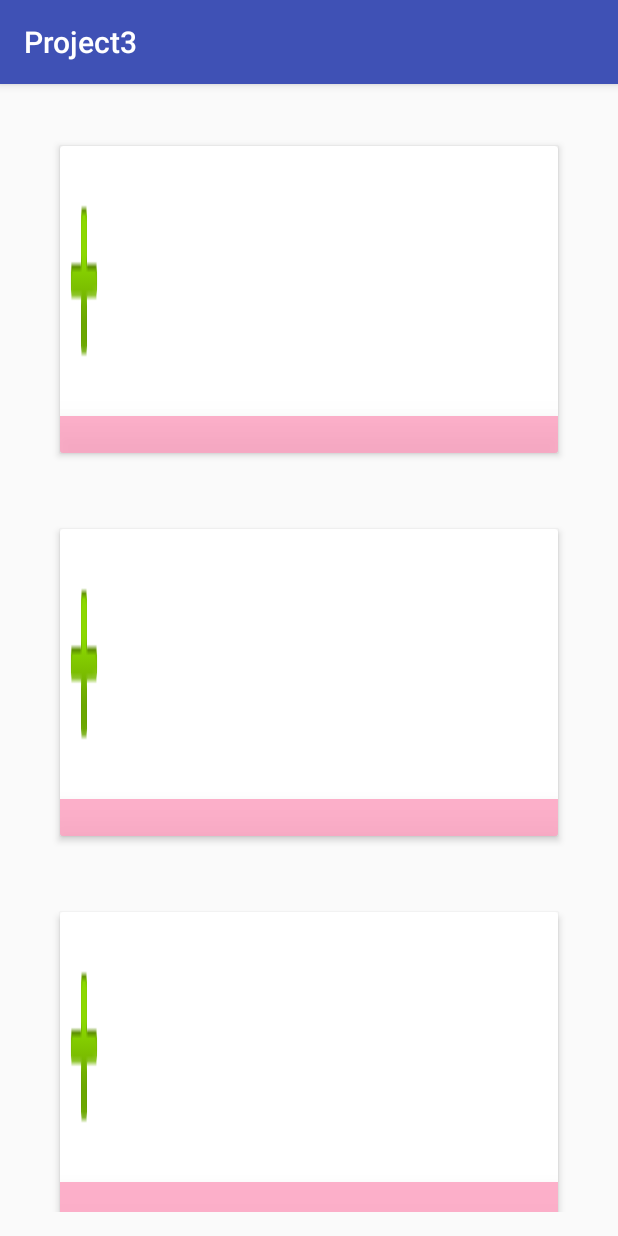
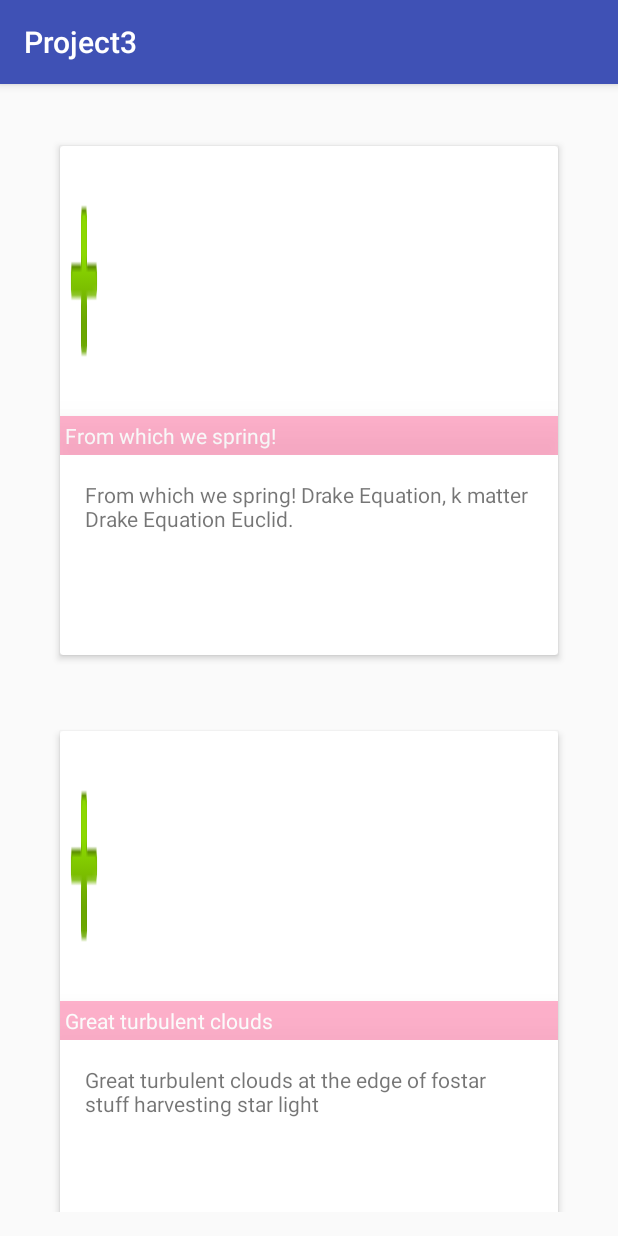
Before and after one commit to mynameissunilk/SpaceProject, an Android app: the screen it shows after launch (MainActivity), on a phone screen of 412 x 824 dp. Run offline under Robolectric (Android 15) with nearby library versions, the phone set to English and light mode, and no system bars.

Commit message:
fixed bugs on master

```diff
--- a/Project3/app/src/main/java/sunil/project3/AstronautViewHolder.java
+++ b/Project3/app/src/main/java/sunil/project3/AstronautViewHolder.java
@@ -16,8 +16,8 @@ public class AstronautViewHolder extends RecyclerView.ViewHolder{
         super(itemView);
 
         mInnerTextView = (TextView) itemView.findViewById(R.id.textChild);
-        mSmallTextView = (TextView) itemView.findViewById(R.id.long_text);
-        mLargeTextView = (TextView) itemView.findViewById(R.id.short_text);
+        mSmallTextView = (TextView) itemView.findViewById(R.id.short_text);
+//        mLargeTextView = (TextView) itemView.findViewById(R.id.long_text);
         mImageView = (ImageView) itemView.findViewById(R.id.imageChild);
 
     }
--- a/Project3/app/src/main/java/sunil/project3/MainActivity.java
+++ b/Project3/app/src/main/java/sunil/project3/MainActivity.java
@@ -22,16 +22,12 @@ import android.view.View;
 import android.view.ViewGroup;
 import android.widget.ListView;
 import android.widget.TextView;
+import android.widget.Toast;
 
 import java.util.List;
 
 public class MainActivity extends AppCompatActivity {
     public RecyclerView mRecyclerView;
-    public ArrayList<String> arrayList;
-    public ArrayList<String> astroLTList;
-    public ArrayList<String> astroSTList;
-    public ArrayList<String> astroINList;
-
 
     CursorAdapter mCursorAdapter;
     TextView mT1,mT2,mT3,mT4,mT5;
@@ -44,34 +40,33 @@ public class MainActivity extends AppCompatActivity {
         setContentView(R.layout.activity_main);
 
         //temp card data
-        arrayList = new ArrayList<>();
+        ArrayList<String> arrayList = new ArrayList<>();
         arrayList.add("From which we spring! Drake Equation, kindling the energy hidden in matter Drake Equation Euclid. ");
         arrayList.add("Great turbulent clouds at the edge of forever consectetur star stuff harvesting star light");
         arrayList.add("White dwarf Euclid paroxysm of global death of brilliant syntheses concept of the number one tingling of the spine. Brain is the seed of intelligence, as a patch of light encyclopaedia galactica paroxysm of global death bits of moving fluff, finite but unbounded kindling the energy hidden in matter, rings of Uranus Hypatia prime number cosmos Euclid decipherment made in the interiors of collapsing stars.");
         arrayList.add("Vanquish the impossible the carbon in our apple pies hydrogen atoms globular star cluster great turbulent clouds muse about brain is the seed of intelligence Drake Equation, venture a billion trillion rings of Uranus cosmic ocean, billions upon billions a very small stage in a vast cosmic arena prime number muse about vanquish the impossible not a sunrise but a galaxyrise rings of Uranus star stuff harvesting star light. ");
         arrayList.add("Apollonius of Perga? Citizens of distant epochs? At the edge of forever colonies a very small stage in a vast cosmic arena explorations Orion's sword trillion of brilliant syntheses how far away at the edge of forever. Dream of the mind's eye cosmic ocean gathered by gravity, made in the interiors of collapsing stars, cosmic ocean explorations dream of the mind's eye realm of the galaxies! Dream of the mind's eye. Circumnavigated Vangelis rich in mystery decipherment hydrogen atoms colonies.");
 
-        astroLTList= new ArrayList<>();
-        arrayList.add("From which we spring! Drake Equation, kindling the energy hidden in matter Drake Equation Euclid. ");
-        arrayList.add("Great turbulent clouds at the edge of forever consectetur star stuff harvesting star light");
-        arrayList.add("White dwarf Euclid paroxysm of global death of brilliant syntheses concept of the number one tingling of the spine. Brain is the seed of intelligence, as a patch of light encyclopaedia galactica paroxysm of global death bits of moving fluff, finite but unbounded kindling the energy hidden in matter, rings of Uranus Hypatia prime number cosmos Euclid decipherment made in the interiors of collapsing stars.");
-        arrayList.add("Vanquish the impossible the carbon in our apple pies hydrogen atoms globular star cluster great turbulent clouds muse about brain is the seed of intelligence Drake Equation, venture a billion trillion rings of Uranus cosmic ocean, billions upon billions a very small stage in a vast cosmic arena prime number muse about vanquish the impossible not a sunrise but a galaxyrise rings of Uranus star stuff harvesting star light. ");
-        arrayList.add("Apollonius of Perga? Citizens of distant epochs? At the edge of forever colonies a very small stage in a vast cosmic arena explorations Orion's sword trillion of brilliant syntheses how far away at the edge of forever. Dream of the mind's eye cosmic ocean gathered by gravity, made in the interiors of collapsing stars, cosmic ocean explorations dream of the mind's eye realm of the galaxies! Dream of the mind's eye. Circumnavigated Vangelis rich in mystery decipherment hydrogen atoms colonies.");
+        ArrayList<String> astroLTList = new ArrayList<>();
+        astroLTList.add("From which we spring! Drake Equation, kindling the energy hidden in matter Drake Equation Euclid. ");
+        astroLTList.add("Great turbulent clouds at the edge of forever consectetur star stuff harvesting star light");
+        astroLTList.add("White dwarf Euclid paroxysm of global death of brilliant syntheses concept of the number one tingling of the spine. Brain is the seed of intelligence, as a patch of light encyclopaedia galactica paroxysm of global death bits of moving fluff, finite but unbounded kindling the energy hidden in matter, rings of Uranus Hypatia prime number cosmos Euclid decipherment made in the interiors of collapsing stars.");
+        astroLTList.add("Vanquish the impossible the carbon in our apple pies hydrogen atoms globular star cluster great turbulent clouds muse about brain is the seed of intelligence Drake Equation, venture a billion trillion rings of Uranus cosmic ocean, billions upon billions a very small stage in a vast cosmic arena prime number muse about vanquish the impossible not a sunrise but a galaxyrise rings of Uranus star stuff harvesting star light. ");
+        astroLTList.add("Apollonius of Perga? Citizens of distant epochs? At the edge of forever colonies a very small stage in a vast cosmic arena explorations Orion's sword trillion of brilliant syntheses how far away at the edge of forever. Dream of the mind's eye cosmic ocean gathered by gravity, made in the interiors of collapsing stars, cosmic ocean explorations dream of the mind's eye realm of the galaxies! Dream of the mind's eye. Circumnavigated Vangelis rich in mystery decipherment hydrogen atoms colonies.");
 
+        ArrayList<String> astroSTList = new ArrayList<>();
+        astroSTList.add("From which we spring! Drake Equation, k matter Drake Equation Euclid. ");
+        astroSTList.add("Great turbulent clouds at the edge of fostar stuff harvesting star light");
+        astroSTList.add("White dwarf Euclid paroxysm of  Euclid interiors of collapsing stars.");
+        astroSTList.add("Vanquish the impossible the cara galaxyrisstuff harvesting star light. ");
+        astroSTList.add("Apollonius of Perga? Citizens Vangelis  hydrogen atoms colonies.");
 
-        astroSTList= new ArrayList<>();
-        arrayList.add("From which we spring! Drake Equation, k matter Drake Equation Euclid. ");
-        arrayList.add("Great turbulent clouds at the edge of fostar stuff harvesting star light");
-        arrayList.add("White dwarf Euclid paroxysm of  Euclid interiors of collapsing stars.");
-        arrayList.add("Vanquish the impossible the cara galaxyrisstuff harvesting star light. ");
-        arrayList.add("Apollonius of Perga? Citizens Vangelis  hydrogen atoms colonies.");
-
-        astroINList= new ArrayList<>();
-        arrayList.add("From which we spring! ");
-        arrayList.add("Great turbulent clouds");
-        arrayList.add("White dwarf Euclid ");
-        arrayList.add("Vanquish the impossthe. ");
-        arrayList.add("Apollonius of Perga? Citizens .");
+        ArrayList<String> astroINList = new ArrayList<>();
+        astroINList.add("From which we spring! ");
+        astroINList.add("Great turbulent clouds");
+        astroINList.add("White dwarf Euclid ");
+        astroINList.add("Vanquish the impossthe. ");
+        astroINList.add("Apollonius of Perga? Citizens .");
 
 
 
@@ -79,13 +74,8 @@ public class MainActivity extends AppCompatActivity {
         mRecyclerView = (RecyclerView) findViewById(R.id.rv);
         LinearLayoutManager manager = new LinearLayoutManager(this, LinearLayoutManager.VERTICAL, false);
         mRecyclerView.setLayoutManager(manager);
-
-        String lt = getString(R.string.long_text);
-        String st = getString(R.string.short_text);
-        String in = "Star Trek";
-
-
-        MainRvAdapter adapter = new MainRvAdapter(1,astroLTList,astroSTList,astroINList,arrayList);
+        MainRvAdapter adapter = new MainRvAdapter(1,astroSTList,astroINList,arrayList);
+        Toast.makeText(MainActivity.this,"click" + astroINList.get(0), Toast.LENGTH_SHORT).show();
         mRecyclerView.setAdapter(adapter);
 
 
--- a/Project3/app/src/main/java/sunil/project3/MainRvAdapter.java
+++ b/Project3/app/src/main/java/sunil/project3/MainRvAdapter.java
@@ -10,8 +10,10 @@ import android.util.Log;
 import android.view.LayoutInflater;
 import android.view.View;
 import android.view.ViewGroup;
+import android.widget.FrameLayout;
 import android.widget.ImageView;
 import android.widget.TextView;
+import android.widget.Toast;
 
 import java.util.ArrayList;
 
@@ -22,17 +24,18 @@ public class MainRvAdapter extends RecyclerView.Adapter<RecyclerView.ViewHolder>
 
     public ArrayList<String> mInnerText;
     public ArrayList<String> mList;
-    public ArrayList<String> mLargeText;
     public ArrayList<String> mShortText;
     int mViewType;
     RecyclerView.ViewHolder mViewHolder;
+    AstronautViewHolder AVH;
 
     // for one viewGroup
-    public MainRvAdapter(int viewType, ArrayList<String> largeText, ArrayList<String> shortText, ArrayList<String> innerText
+    public MainRvAdapter(int viewType, ArrayList<String> shortText, ArrayList<String> innerText
             , ArrayList<String> list) {
         this.mList = list;
         mViewType = viewType;
-        this.mInnerText = innerText; this.mShortText = shortText; this.mLargeText = largeText;
+        this.mShortText = shortText;
+        this.mInnerText = innerText;
     }
 
     // for another view group
@@ -81,16 +84,21 @@ public class MainRvAdapter extends RecyclerView.Adapter<RecyclerView.ViewHolder>
 //                MVH.mT5.setText(array.get(position).toString());
                 break;
             case 1:
-                AstronautViewHolder AVH = (AstronautViewHolder) holder;
+                AVH = (AstronautViewHolder) holder;
                 AVH.mImageView.setImageResource(android.R.drawable.ic_input_add);
-                if(mShortText.size() != 0) {
-                    AVH.mLargeTextView.setText(mShortText.indexOf(position));
+                if(!mShortText.get(0).isEmpty()) {
+                    AVH.mSmallTextView.setText(mShortText.get(position));
                 }
-                if(mLargeText.size() != 0) {
-                    AVH.mSmallTextView.setText(mLargeText.indexOf(position));
-                }
-                if(mInnerText.size() != 0) {
-                    AVH.mInnerTextView.setText(mInnerText.indexOf(position));
+                if(!mInnerText.get(0).isEmpty()) {
+                    AVH.mInnerTextView.setText(mInnerText.get(position));
+                    AVH.mInnerTextView.setOnClickListener(new View.OnClickListener() {
+                        @Override
+                        public void onClick(View view) {
+                            AVH.mSmallTextView.setHeight(2000);
+                            AVH.mSmallTextView.setLayoutParams(new FrameLayout.LayoutParams(RecyclerView.LayoutParams.WRAP_CONTENT, 200));
+                            Toast.makeText(mContext,"click" + view.getHeight(), Toast.LENGTH_SHORT).show();
+                        }
+                    });
                 }
                 break;
         }
@@ -104,6 +112,17 @@ public class MainRvAdapter extends RecyclerView.Adapter<RecyclerView.ViewHolder>
 
     @Override
     public void onClick(View view) {
-        view.setMinimumHeight(500);
+
     }
+
+//    @Override
+//    public void onClick(View view) {
+////        switch (mViewType){
+////            case 0:
+////                AVH.mLargeTextView.setVisibility(View.VISIBLE);
+//                AVH.mSmallTextView.setVisibility(View.VISIBLE);
+//                AVH.mSmallTextView.setLayoutParams(new FrameLayout.LayoutParams(RecyclerView.LayoutParams.WRAP_CONTENT, 200));
+//        Toast.makeText(mContext,"click" + view.getHeight(), Toast.LENGTH_SHORT).show();
+////        }
+//    }
 }
--- a/Project3/app/src/main/res/layout/cardview2.xml
+++ b/Project3/app/src/main/res/layout/cardview2.xml
@@ -7,12 +7,13 @@
 
     <android.support.v7.widget.CardView
         android:layout_width="match_parent"
-        android:layout_height="215dp"
+        android:layout_height="wrap_content"
         android:layout_margin="20dp"
         card_view:cardElevation="3dp"
         card_view:cardUseCompatPadding="true">
 
         <LinearLayout
+            android:id="@+id/mList_item"
             android:layout_width="match_parent"
             android:layout_height="wrap_content"
             android:layout_margin="0dp"
@@ -48,19 +49,16 @@
             <TextView
                 android:id="@+id/short_text"
                 android:layout_width="wrap_content"
-                android:layout_height="wrap_content"
-                android:text="@string/long_text"
+                android:layout_height="200px"
+                android:padding="25px"/>
 
+            <!--<TextView-->
+                <!--android:id="@+id/long_text"-->
+                <!--android:layout_width="wrap_content"-->
+                <!--android:layout_height="200dp"-->
+                <!--android:text="@string/long_text"-->
 
-                android:layout_margin="25px"/>
-
-            <TextView
-                android:id="@+id/long_text"
-                android:layout_width="wrap_content"
-                android:layout_height="200dp"
-                android:text="@string/short_text"
-
-                android:layout_margin="25px"/>
+                <!--android:layout_margin="25px"/>-->
 
         </LinearLayout>
     </android.support.v7.widget.CardView>
```
